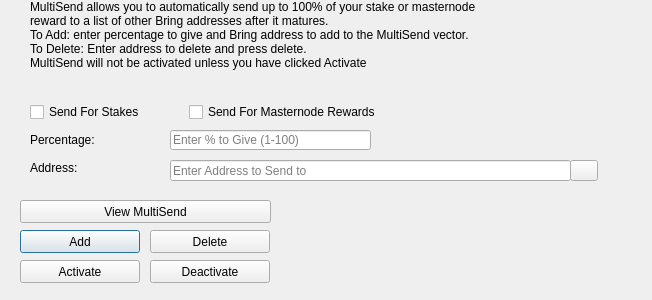
bringproject/bring, file src/qt/forms/multisenddialog.ui: the form before one commit.
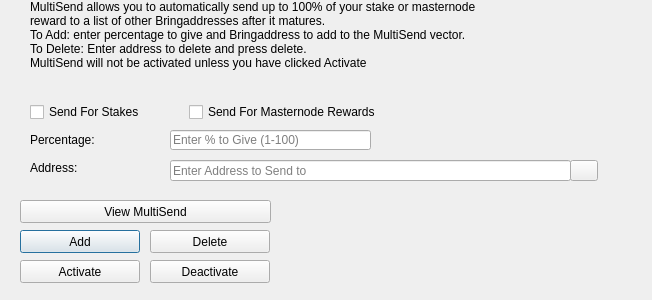
The form after the commit. Icons and pictures are not drawn.

```diff
--- a/src/qt/forms/multisenddialog.ui
+++ b/src/qt/forms/multisenddialog.ui
@@ -61,8 +61,8 @@
     <number>1</number>
    </property>
    <property name="text">
-    <string>MultiSend allows you to automatically send up to 100% of your stake or masternode reward to a list of other Bring addresses after it matures.
-To Add: enter percentage to give and Bring address to add to the MultiSend vector.
+    <string>MultiSend allows you to automatically send up to 100% of your stake or masternode reward to a list of other Bringaddresses after it matures.
+To Add: enter percentage to give and Bringaddress to add to the MultiSend vector.
 To Delete: Enter address to delete and press delete.
 MultiSend will not be activated unless you have clicked Activate</string>
    </property>
```
